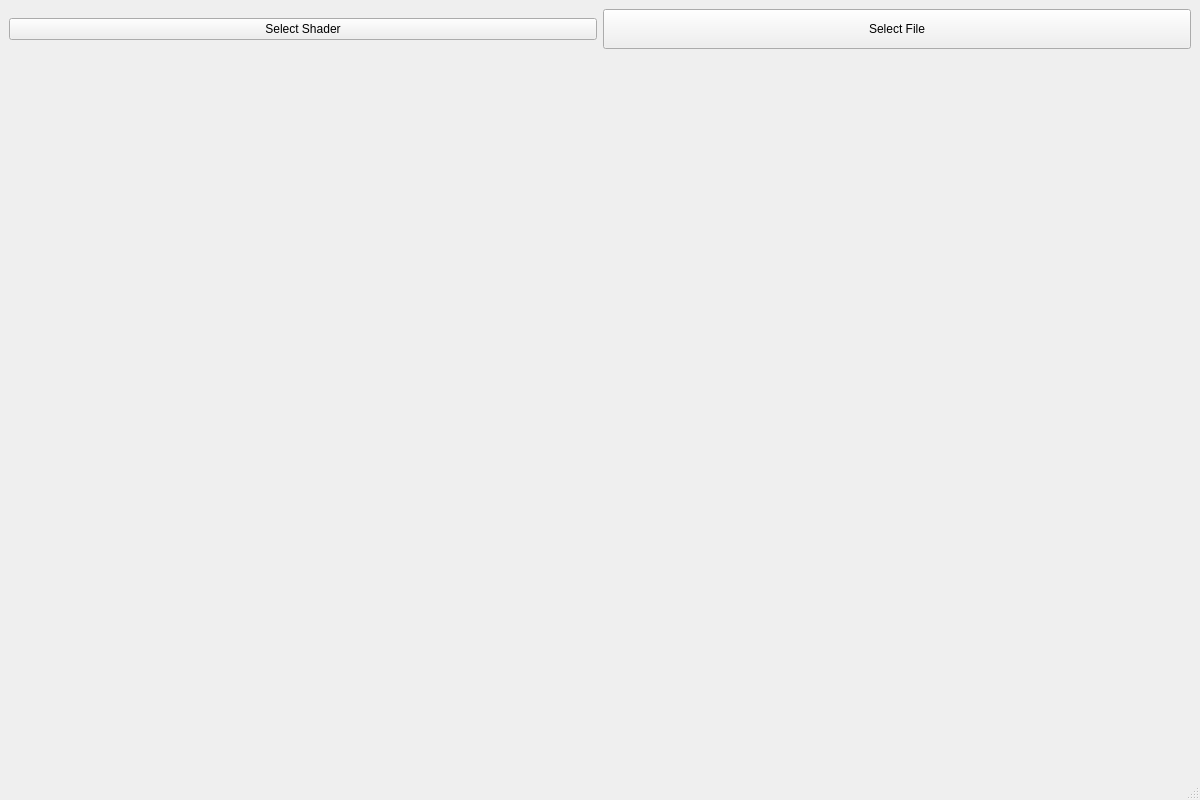
The window that mainwindow.ui (Elendoin/ShaderApp) describes before a commit, drawn with Qt 5.
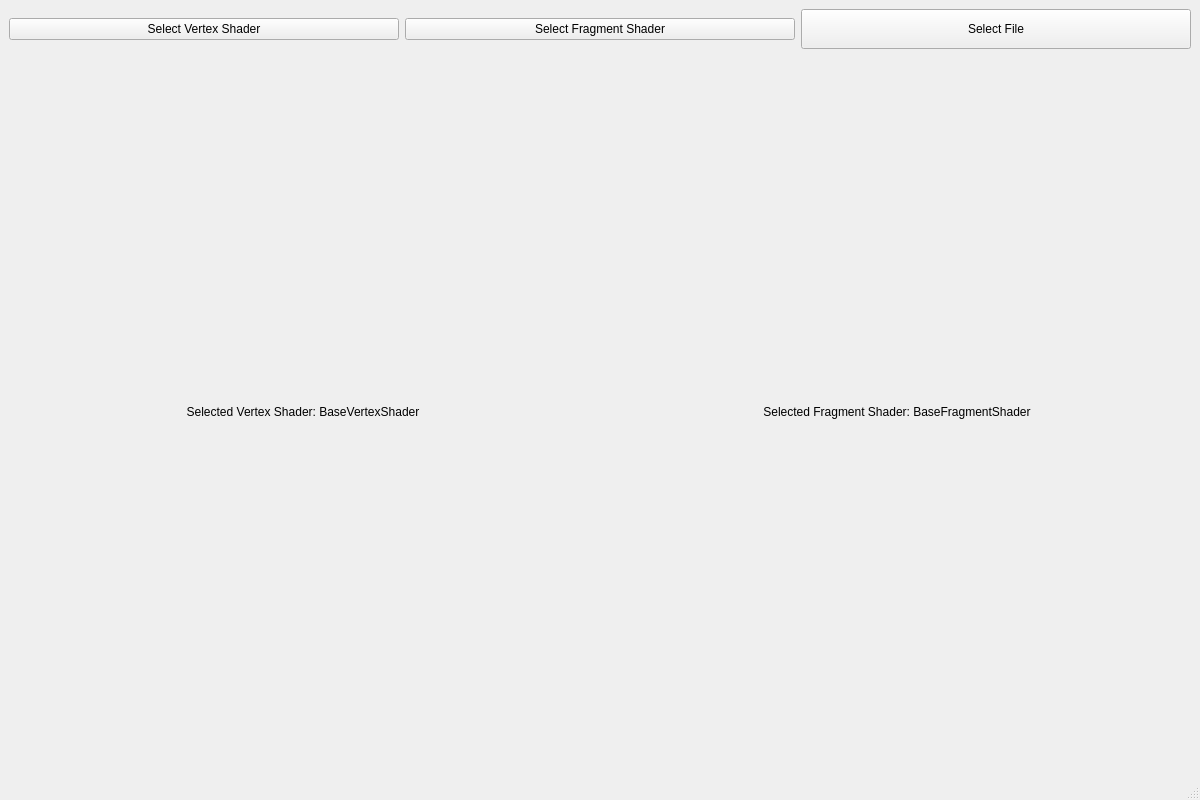
The same window after the commit.

Commit message: data storage reformat and new buttons in shader selection

What changed in the file:
```diff
--- a/mainwindow.ui
+++ b/mainwindow.ui
@@ -26,7 +26,20 @@
          </sizepolicy>
         </property>
         <property name="text">
-         <string>Select Shader</string>
+         <string>Select Vertex Shader</string>
+        </property>
+       </widget>
+      </item>
+      <item>
+       <widget class="QPushButton" name="selectFragmentShaderButton">
+        <property name="sizePolicy">
+         <sizepolicy hsizetype="Minimum" vsizetype="Fixed">
+          <horstretch>1</horstretch>
+          <verstretch>0</verstretch>
+         </sizepolicy>
+        </property>
+        <property name="text">
+         <string>Select Fragment Shader</string>
         </property>
        </widget>
       </item>
@@ -52,14 +65,28 @@
      </layout>
     </item>
     <item>
-     <widget class="QLabel" name="shaderLabel">
+     <layout class="QHBoxLayout" name="horizontalLayout_2">
+      <item>
+       <widget class="QLabel" name="vertexShaderLabel">
       <property name="text">
-       <string/>
+         <string>Selected Vertex Shader: BaseVertexShader</string>
       </property>
       <property name="alignment">
        <set>Qt::AlignmentFlag::AlignCenter</set>
       </property>
      </widget>
+      </item>
+      <item>
+       <widget class="QLabel" name="fragmentShaderLabel">
+        <property name="text">
+         <string>Selected Fragment Shader: BaseFragmentShader</string>
+        </property>
+        <property name="alignment">
+         <set>Qt::AlignmentFlag::AlignCenter</set>
+        </property>
+       </widget>
+      </item>
+     </layout>
     </item>
     <item>
      <layout class="QVBoxLayout" name="imageLayout">
```
Left out of the diff: 2 changed lines with no effect on the pictures. Lines whose indentation alone changed are shown as unchanged. The commit also changes 10 other files.
